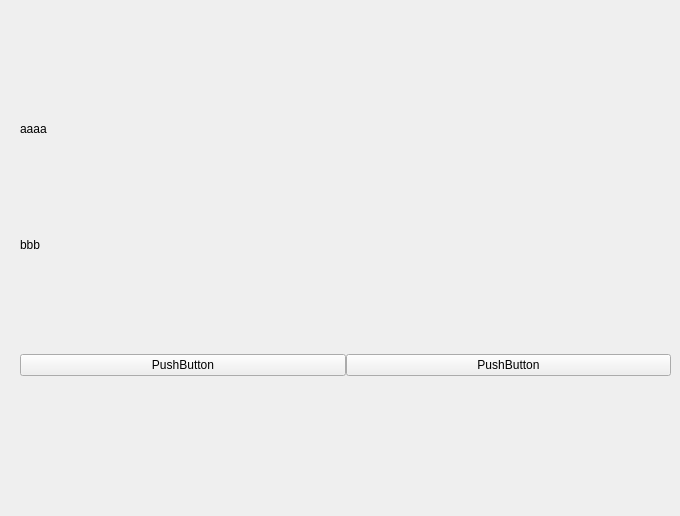
SideShowBoBGOT/SystemProgrammingWithCPP, file lab_3/lab_3/form.ui: the form before one commit.
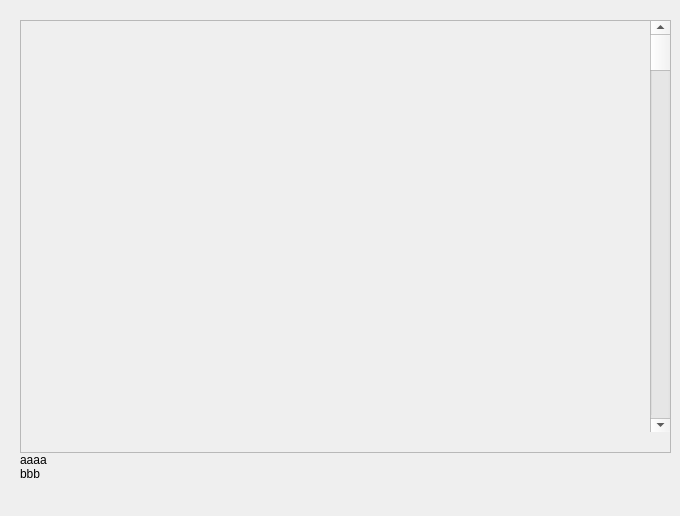
The form after the commit.

The edit to the form file:
```diff
--- a/lab_3/lab_3/form.ui
+++ b/lab_3/lab_3/form.ui
@@ -26,6 +26,36 @@
     <property name="spacing">
      <number>0</number>
     </property>
+    <item>
+     <widget class="QScrollArea" name="scrollArea">
+      <property name="widgetResizable">
+       <bool>true</bool>
+      </property>
+      <widget class="QWidget" name="scrollAreaWidgetContents">
+       <property name="geometry">
+        <rect>
+         <x>0</x>
+         <y>0</y>
+         <width>647</width>
+         <height>423</height>
+        </rect>
+       </property>
+       <widget class="QScrollBar" name="verticalScrollBar">
+        <property name="geometry">
+         <rect>
+          <x>629</x>
+          <y>0</y>
+          <width>21</width>
+          <height>411</height>
+         </rect>
+        </property>
+        <property name="orientation">
+         <enum>Qt::Vertical</enum>
+        </property>
+       </widget>
+      </widget>
+     </widget>
+    </item>
     <item>
      <widget class="QLabel" name="label">
       <property name="sizePolicy">
@@ -52,24 +82,6 @@
       </property>
      </widget>
     </item>
-    <item>
-     <layout class="QHBoxLayout" name="horizontalLayout_3">
-      <item>
-       <widget class="QPushButton" name="pushButton_2">
-        <property name="text">
-         <string>PushButton</string>
-        </property>
-       </widget>
-      </item>
-      <item>
-       <widget class="QPushButton" name="pushButton">
-        <property name="text">
-         <string>PushButton</string>
-        </property>
-       </widget>
-      </item>
-     </layout>
-    </item>
    </layout>
   </widget>
  </widget>
```
